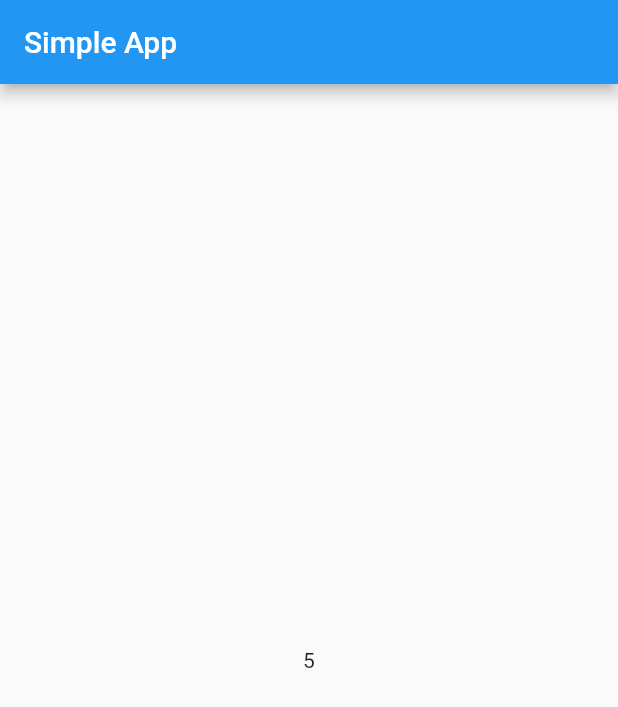
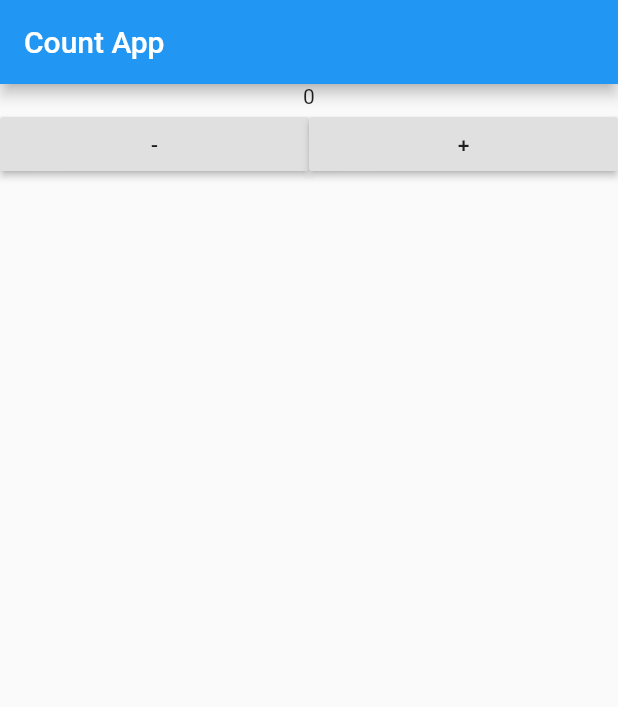
Before and after one commit to formegusto/study-basic-flutter, a Flutter app: the screen it shows after launch, on a phone screen of 412 x 824 dp. Shown: the top 707 px of the screen. Run offline on Flutter 3.47's test engine with Material 2 defaults, Android fonts, the phone set to English and light mode, and no system bars.

Commit message:
Count Init

```diff
--- /dev/null
+++ b/lib/component/provider/CountApp.dart
@@ -0,0 +1,15 @@
+import 'package:flutter/material.dart';
+import 'package:provider/provider.dart';
+import 'package:study_basic_flutter/component/provider/page/CountPage.dart';
+import 'package:study_basic_flutter/component/provider/provider/CountProvider.dart';
+
+class CountApp extends StatelessWidget {
+  @override
+  Widget build(BuildContext context) {
+    // TODO: implement build
+    return ChangeNotifierProvider<CountProvider>(
+      create: (_) => CountProvider(0),
+      child: CountPage(),
+    );
+  }
+}
--- /dev/null
+++ b/lib/component/provider/page/CountPage.dart
@@ -0,0 +1,49 @@
+import 'package:flutter/material.dart';
+import 'package:provider/provider.dart';
+import 'package:study_basic_flutter/component/provider/provider/CountProvider.dart';
+
+class CountPage extends StatefulWidget {
+  @override
+  CountPageState createState() => CountPageState();
+}
+
+class CountPageState extends State<CountPage> {
+  @override
+  Widget build(BuildContext context) {
+    final counter = Provider.of<CountProvider>(context);
+
+    // TODO: implement build
+    return Scaffold(
+        appBar: AppBar(title: Text('Count App')),
+        body: Container(
+            width: MediaQuery.of(context).size.width,
+            height: MediaQuery.of(context).size.height,
+            child: Column(
+              children: [
+                Text('${counter.getCounter()}'),
+                Row(
+                  children: [
+                    Expanded(
+                      child: Container(
+                        child: RaisedButton(
+                            onPressed: () {
+                              counter.decrement();
+                            },
+                            child: Text("-")),
+                      ),
+                    ),
+                    Expanded(
+                      child: Container(
+                        child: RaisedButton(
+                            onPressed: () {
+                              counter.increment();
+                            },
+                            child: Text("+")),
+                      ),
+                    ),
+                  ],
+                )
+              ],
+            )));
+  }
+}
--- /dev/null
+++ b/lib/component/provider/provider/CountProvider.dart
@@ -0,0 +1,20 @@
+import 'package:flutter/material.dart';
+
+class CountProvider with ChangeNotifier {
+  int _counter;
+
+  CountProvider(this._counter);
+
+  getCounter() => _counter;
+  setCount(int counter) => _counter = counter;
+
+  void increment() {
+    _counter++;
+    notifyListeners();
+  }
+
+  void decrement() {
+    _counter--;
+    notifyListeners();
+  }
+}
--- a/lib/main.dart
+++ b/lib/main.dart
@@ -1,5 +1,5 @@
 import 'package:flutter/material.dart';
-import 'package:study_basic_flutter/component/provider/SimpleApp.dart';
+import 'package:study_basic_flutter/component/provider/CountApp.dart';
 
 void main() => runApp(StudyApp());
 
@@ -8,7 +8,7 @@ class StudyApp extends StatelessWidget {
   Widget build(BuildContext context) {
     // TODO: implement build
     return MaterialApp(
-      home: SimpleApp(),
+      home: CountApp(),
     );
   }
 }
```
